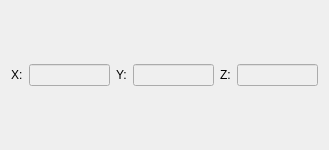
This is src/querywindow.ui in NYU-CAL/HyVis as Qt 5 draws it before an edit. The edited form follows.
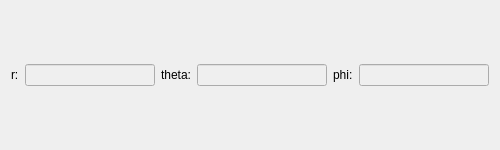
This is the edited form.

```diff
--- a/src/querywindow.ui
+++ b/src/querywindow.ui
@@ -6,10 +6,16 @@
    <rect>
     <x>0</x>
     <y>0</y>
-    <width>329</width>
+    <width>500</width>
     <height>150</height>
    </rect>
   </property>
+  <property name="sizePolicy">
+   <sizepolicy hsizetype="MinimumExpanding" vsizetype="MinimumExpanding">
+    <horstretch>0</horstretch>
+    <verstretch>0</verstretch>
+   </sizepolicy>
+  </property>
   <property name="maximumSize">
    <size>
     <width>500</width>
@@ -27,7 +33,7 @@
        <item>
         <widget class="QLabel" name="labelP">
          <property name="text">
-          <string>X:</string>
+          <string>r:</string>
          </property>
         </widget>
        </item>
@@ -47,7 +53,7 @@
        <item>
         <widget class="QLabel" name="labelQ">
          <property name="text">
-          <string>Y:</string>
+          <string>theta:</string>
          </property>
         </widget>
        </item>
@@ -67,7 +73,7 @@
        <item>
         <widget class="QLabel" name="labelR">
          <property name="text">
-          <string>Z:</string>
+          <string>phi:</string>
          </property>
         </widget>
        </item>
```
